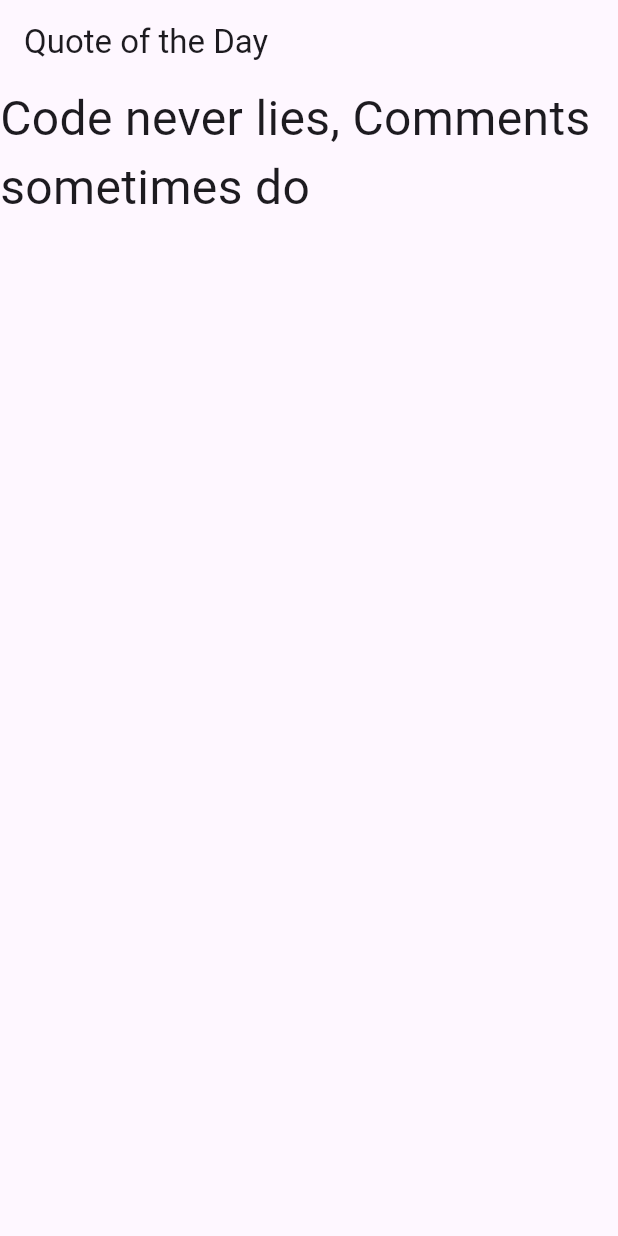
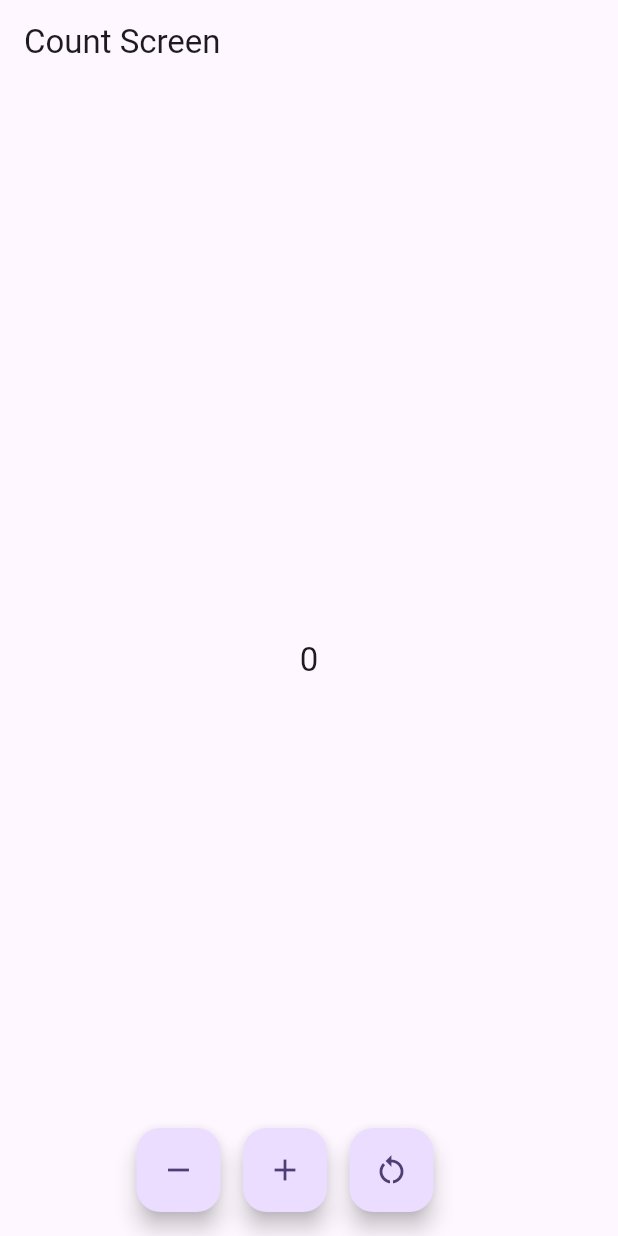
Before and after one commit to CShambhu/riverpod_lesson, a Flutter app: the screen it shows after launch, on a phone screen of 412 x 824 dp. Run offline on Flutter 3.47's test engine with Material 3 defaults, Android fonts, the phone set to English and light mode, and no system bars; our stand-ins replace flutter_riverpod, riverpod_annotation; generated files the repository leaves out were written again.

Commit message:
tried counter app

```diff
--- a/lib/main.dart
+++ b/lib/main.dart
@@ -1,6 +1,7 @@
 import 'package:flutter/material.dart';
 import 'package:flutter_riverpod/flutter_riverpod.dart';
-import 'package:riverpod_lesson/quote_screen.dart';
+import 'package:riverpod_lesson/screens/count_screen.dart';
+import 'package:riverpod_lesson/screens/quote_screen.dart';
 
 void main() {
   runApp(const ProviderScope(child: MyApp()));
@@ -17,7 +18,7 @@ class MyApp extends StatelessWidget {
       theme: ThemeData(
         colorScheme: ColorScheme.fromSeed(seedColor: Colors.deepPurple),
       ),
-      home: QuoteScreen(),
+      home: CountScreen(),
     );
   }
 }
--- /dev/null
+++ b/lib/screens/count_screen.dart
@@ -0,0 +1,35 @@
+import 'package:flutter/material.dart';
+import 'package:flutter_riverpod/flutter_riverpod.dart';
+import 'package:riverpod_lesson/providers/counter_provider.dart';
+
+class CountScreen extends ConsumerWidget {
+  const CountScreen({super.key});
+
+  @override
+  Widget build(BuildContext context, WidgetRef ref) {
+    final count = ref.watch(counterProvider);
+    return Scaffold(
+      appBar: AppBar(title: Text("Count Screen")),
+      body: Center(child: Text("$count", style: TextStyle(fontSize: 22))),
+      floatingActionButton: Row(
+        mainAxisAlignment: MainAxisAlignment.center,
+        children: [
+          FloatingActionButton(
+            onPressed: () => ref.read(counterProvider.notifier).decrement(),
+            child: Icon(Icons.remove),
+          ),
+          SizedBox(width: 15),
+          FloatingActionButton(
+            onPressed: () => ref.read(counterProvider.notifier).increment(),
+            child: Icon(Icons.add),
+          ),
+          SizedBox(width: 15),
+          FloatingActionButton(
+            onPressed: () => ref.read(counterProvider.notifier).reset(),
+            child: Icon(Icons.restart_alt),
+          ),
+        ],
+      ),
+    );
+  }
+}
--- a/lib/quote_screen.dart
+++ b/lib/screens/quote_screen.dart
@@ -1,6 +1,6 @@
 import 'package:flutter/material.dart';
 import 'package:flutter_riverpod/flutter_riverpod.dart';
-import 'package:riverpod_lesson/quote_provider.dart';
+import 'package:riverpod_lesson/providers/quote_provider.dart';
 
 class QuoteScreen extends ConsumerWidget {
   const QuoteScreen({super.key});
```
Also changed, not shown: lib/providers/counter_provider.dart (added, +23 -0 lines), lib/providers/counter_provider.g.dart (added), lib/providers/quote_provider.dart (renamed from lib/quote_provider.dart), lib/providers/quote_provider.g.dart (renamed from lib/quote_provider.g.dart).
